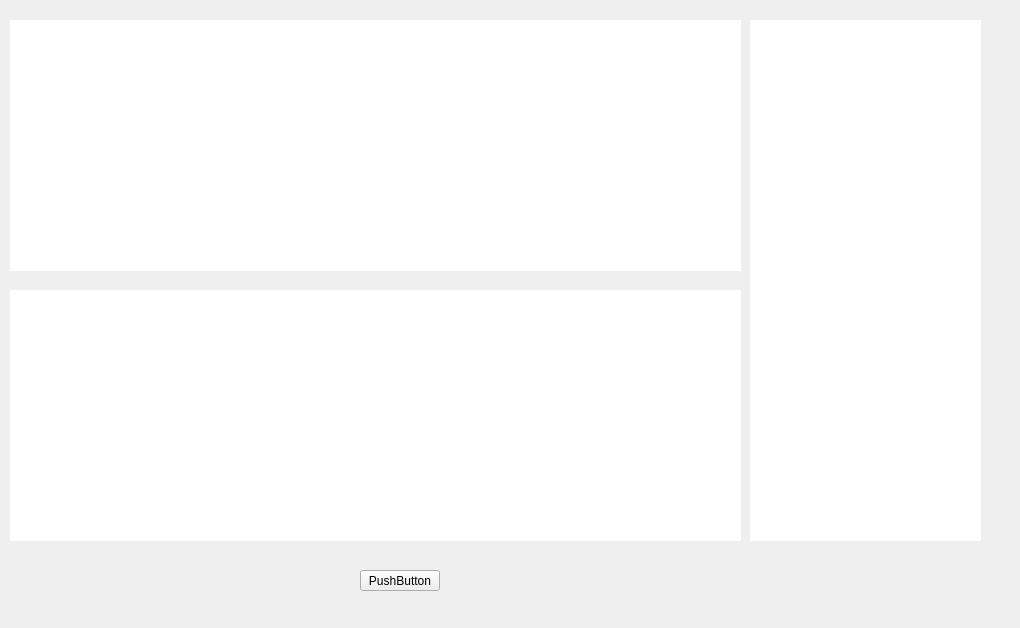
shy-zhong/Final-assignments, file ui/testpaper.ui: the form before one commit.
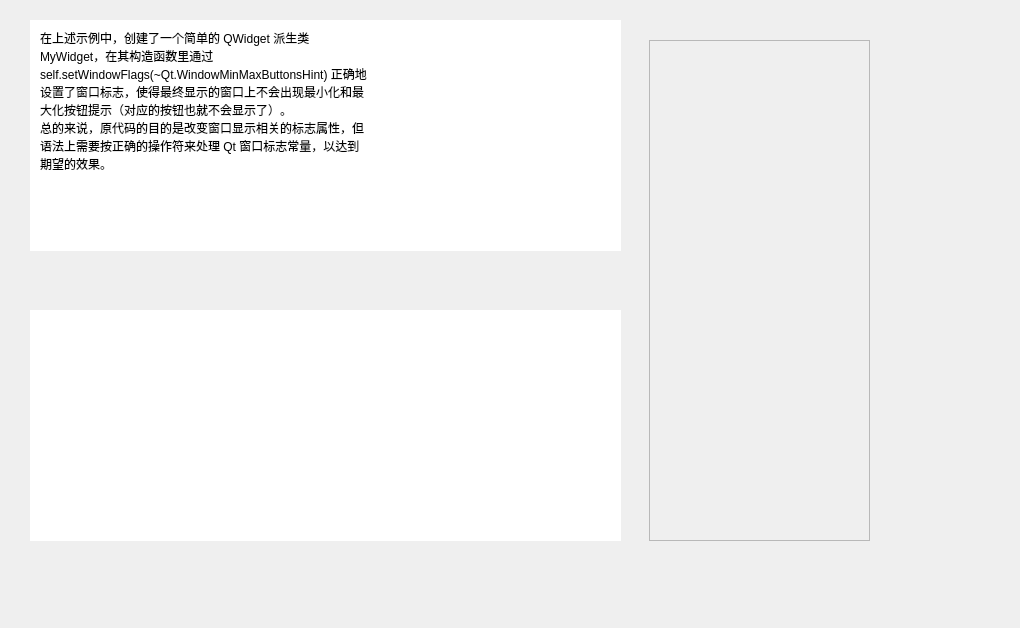
The form after the commit.

Patch:
```diff
--- a/ui/testpaper.ui
+++ b/ui/testpaper.ui
@@ -13,56 +13,66 @@
   <property name="windowTitle">
    <string>Form</string>
   </property>
-  <widget class="QWidget" name="question" native="true">
+  <widget class="QWidget" name="questions" native="true">
    <property name="geometry">
     <rect>
-     <x>10</x>
+     <x>30</x>
      <y>20</y>
-     <width>731</width>
-     <height>251</height>
+     <width>591</width>
+     <height>231</height>
     </rect>
    </property>
    <property name="styleSheet">
     <string notr="true">background-color:white</string>
    </property>
+   <widget class="QLabel" name="question">
+    <property name="geometry">
+     <rect>
+      <x>10</x>
+      <y>0</y>
+      <width>331</width>
+      <height>161</height>
+     </rect>
+    </property>
+    <property name="text">
+     <string>在上述示例中，创建了一个简单的 QWidget 派生类 MyWidget，在其构造函数里通过 self.setWindowFlags(~Qt.WindowMinMaxButtonsHint) 正确地设置了窗口标志，使得最终显示的窗口上不会出现最小化和最大化按钮提示（对应的按钮也就不会显示了）。
+总的来说，原代码的目的是改变窗口显示相关的标志属性，但语法上需要按正确的操作符来处理 Qt 窗口标志常量，以达到期望的效果。</string>
+    </property>
+    <property name="wordWrap">
+     <bool>true</bool>
+    </property>
+   </widget>
   </widget>
   <widget class="QWidget" name="items" native="true">
    <property name="geometry">
     <rect>
-     <x>10</x>
-     <y>290</y>
-     <width>731</width>
-     <height>251</height>
+     <x>30</x>
+     <y>310</y>
+     <width>591</width>
+     <height>231</height>
     </rect>
    </property>
    <property name="styleSheet">
     <string notr="true">background-color:white</string>
    </property>
   </widget>
-  <widget class="QWidget" name="anwser" native="true">
+  <widget class="QFrame" name="card">
    <property name="geometry">
     <rect>
-     <x>750</x>
-     <y>20</y>
-     <width>231</width>
-     <height>521</height>
+     <x>649</x>
+     <y>40</y>
+     <width>221</width>
+     <height>501</height>
     </rect>
    </property>
    <property name="styleSheet">
-    <string notr="true">background-color:white</string>
+    <string notr="true"/>
    </property>
-  </widget>
-  <widget class="QPushButton" name="pushButton">
-   <property name="geometry">
-    <rect>
-     <x>360</x>
-     <y>570</y>
-     <width>80</width>
-     <height>21</height>
-    </rect>
+   <property name="frameShape">
+    <enum>QFrame::StyledPanel</enum>
    </property>
-   <property name="text">
-    <string>PushButton</string>
+   <property name="frameShadow">
+    <enum>QFrame::Raised</enum>
    </property>
   </widget>
  </widget>
```
Left out of the diff: 17 changed lines with no effect on the pictures.
